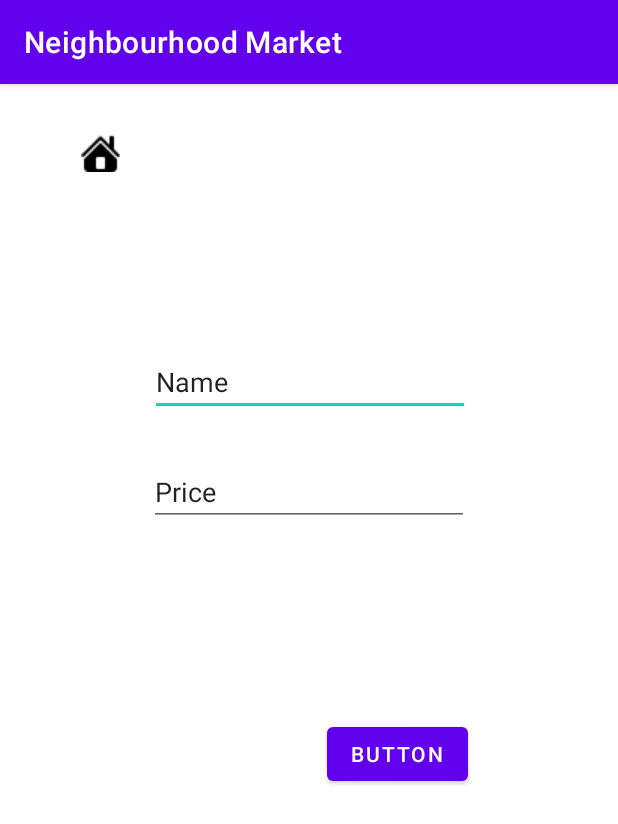
After one commit to dimitar-petrov-j/smart-mobile-portfolio, an Android app: the CreateFormActivity screen opened directly, with no data from a screen before it, on a phone screen of 412 x 824 dp. The commit adds this screen. Shown: the top 824 px of the screen. Run offline under Robolectric (Android 15) with nearby library versions, the light colour scheme and no system bars; our stand-ins replace Firebase (no records; nobody signed in at launch, a user with empty details on screens opened directly).

Commit message:
quick form for adding item posts, to add with images

```diff
--- a/NeighbourhoodMarket/app/src/main/AndroidManifest.xml
+++ b/NeighbourhoodMarket/app/src/main/AndroidManifest.xml
@@ -16,6 +16,8 @@
                 <category android:name="android.intent.category.LAUNCHER" />
             </intent-filter>
         </activity>
+
+        <activity android:name=".CreateFormActivity" />
     </application>
 
 </manifest>
--- /dev/null
+++ b/NeighbourhoodMarket/app/src/main/java/com/dimitar/neighbourhoodmarket/CreateFormActivity.kt
@@ -0,0 +1,44 @@
+package com.dimitar.neighbourhoodmarket
+
+import android.content.Intent
+import android.os.Bundle
+import android.widget.Button
+import android.widget.EditText
+import android.widget.ImageButton
+import androidx.appcompat.app.AppCompatActivity
+import com.google.firebase.database.ktx.database
+import com.google.firebase.ktx.Firebase
+
+class CreateFormActivity: AppCompatActivity() {
+
+    val database = Firebase.database
+    val myRef = database.getReference("collection")
+
+    override fun onCreate(savedInstanceState: Bundle?) {
+        super.onCreate(savedInstanceState)
+        setContentView(R.layout.activity_create_form)
+
+        val itemName = findViewById<EditText>(R.id.editTextItemName)
+        val itemPrice = findViewById<EditText>(R.id.editTextItemPrice)
+        val btnAdd = findViewById<Button>(R.id.btnAdd)
+
+        btnAdd.setOnClickListener{
+            val name: String = itemName.text.toString()
+            val price: Long = itemPrice.text.toString().toLong()
+
+            val item: Item = Item(name, price)
+
+            val key = myRef.push().key
+            item.uuid = key!!
+            myRef.child(key).setValue(item)
+        }
+
+
+        val homeBtn = findViewById<ImageButton>(R.id.imageButton2)
+
+        homeBtn.setOnClickListener{
+            val intent = Intent(this, MainActivity::class.java)
+            startActivity(intent);
+        }
+    }
+}
--- a/NeighbourhoodMarket/app/src/main/java/com/dimitar/neighbourhoodmarket/MainActivity.kt
+++ b/NeighbourhoodMarket/app/src/main/java/com/dimitar/neighbourhoodmarket/MainActivity.kt
@@ -1,5 +1,6 @@
 package com.dimitar.neighbourhoodmarket
 
+import android.content.Intent
 import androidx.appcompat.app.AppCompatActivity
 import android.os.Bundle
 import android.util.Log
@@ -24,28 +25,12 @@
 
     private val menu: MutableList<Item> = mutableListOf()
 
-
-//    private fun initItemMenu() {
-//        val menuListener = object : ValueEventListener {
-//            override fun onDataChange(dataSnapshot: DataSnapshot) {
-//                menu.clear()
-//                dataSnapshot.children.mapNotNullTo(menu) { it.getValue<Item>(Item::class.java) }
-//            }
-//
-//            override fun onCancelled(databaseError: DatabaseError) {
-//                println("loadPost:onCancelled ${databaseError.toException()}")
-//            }
-//        }
-//        myRef.addListenerForSingleValueEvent(menuListener)
-//    }
-
     private fun addPostEventListener(postReference: DatabaseReference, recyclerView: RecyclerView) {
 
         val list = ArrayList<Item>()
 
         val postListener = object : ValueEventListener {
             override fun onDataChange(dataSnapshot: DataSnapshot) {
-                // Get Post object and use the values to update the UI
                 list.clear()
 
                 for(e in dataSnapshot.children){
@@ -72,6 +57,7 @@
         setContentView(R.layout.activity_main)
 
         val btn = findViewById<Button>(R.id.button)
+        val btnToCreate = findViewById<ImageButton>(R.id.imageButton)
         val recyclerView = findViewById<RecyclerView>(R.id.recyclerView)
 
         recyclerView.layoutManager = LinearLayoutManager(this, RecyclerView.VERTICAL, false)
@@ -93,5 +79,10 @@
         }
 
         addPostEventListener(myRef, recyclerView)
+
+        btnToCreate.setOnClickListener {
+            val intent = Intent(this, CreateFormActivity::class.java)
+            startActivity(intent);
+        }
     }
 }
--- /dev/null
+++ b/NeighbourhoodMarket/app/src/main/res/layout/activity_create_form.xml
@@ -0,0 +1,58 @@
+<?xml version="1.0" encoding="utf-8"?>
+<androidx.constraintlayout.widget.ConstraintLayout xmlns:android="http://schemas.android.com/apk/res/android"
+    xmlns:app="http://schemas.android.com/apk/res-auto"
+    xmlns:tools="http://schemas.android.com/tools"
+    android:layout_width="match_parent"
+    android:layout_height="match_parent"
+    tools:context=".CreateFormActivity">
+
+    <ImageButton
+        android:id="@+id/imageButton2"
+        android:layout_width="62dp"
+        android:layout_height="59dp"
+        android:layout_marginStart="36dp"
+        android:layout_marginLeft="36dp"
+        android:layout_marginTop="16dp"
+        app:layout_constraintStart_toStartOf="parent"
+        app:layout_constraintTop_toTopOf="parent"
+        app:srcCompat="@drawable/icons8_home_26"
+        android:background="@android:color/transparent"
+        android:padding="0dp"/>
+
+    <EditText
+        android:id="@+id/editTextItemName"
+        android:layout_width="wrap_content"
+        android:layout_height="wrap_content"
+        android:layout_marginTop="176dp"
+        android:ems="10"
+        android:inputType="text"
+        android:text="Name"
+        app:layout_constraintEnd_toEndOf="parent"
+        app:layout_constraintHorizontal_bias="0.502"
+        app:layout_constraintStart_toStartOf="parent"
+        app:layout_constraintTop_toTopOf="parent" />
+
+    <EditText
+        android:id="@+id/editTextItemPrice"
+        android:layout_width="wrap_content"
+        android:layout_height="wrap_content"
+        android:layout_marginTop="28dp"
+        android:ems="10"
+        android:inputType="number"
+        android:text="Price"
+        app:layout_constraintEnd_toEndOf="parent"
+        app:layout_constraintStart_toStartOf="parent"
+        app:layout_constraintTop_toBottomOf="@+id/editTextItemName" />
+
+    <Button
+        android:id="@+id/btnAdd"
+        android:layout_width="wrap_content"
+        android:layout_height="wrap_content"
+        android:layout_marginTop="128dp"
+        android:layout_marginEnd="100dp"
+        android:layout_marginRight="100dp"
+        android:text="Button"
+        app:layout_constraintEnd_toEndOf="parent"
+        app:layout_constraintTop_toBottomOf="@+id/editTextItemPrice" />
+
+</androidx.constraintlayout.widget.ConstraintLayout>
--- a/NeighbourhoodMarket/app/src/main/res/layout/activity_main.xml
+++ b/NeighbourhoodMarket/app/src/main/res/layout/activity_main.xml
@@ -27,4 +27,17 @@
         app:layout_constraintEnd_toEndOf="parent"
         app:layout_constraintStart_toStartOf="parent" />
 
+    <ImageButton
+        android:id="@+id/imageButton"
+        android:layout_width="55dp"
+        android:layout_height="43dp"
+        android:layout_marginStart="36dp"
+        android:layout_marginLeft="36dp"
+        android:layout_marginTop="16dp"
+        android:background="@android:color/transparent"
+        android:padding="0dp"
+        app:layout_constraintStart_toStartOf="parent"
+        app:layout_constraintTop_toTopOf="parent"
+        app:srcCompat="@android:drawable/ic_input_add" />
+
 </androidx.constraintlayout.widget.ConstraintLayout>
```
